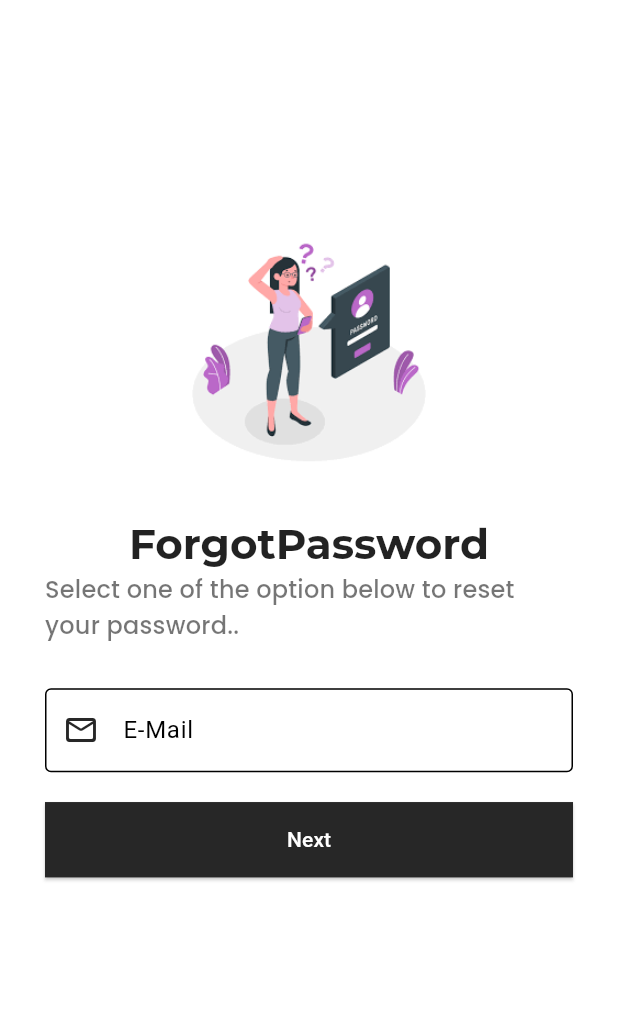
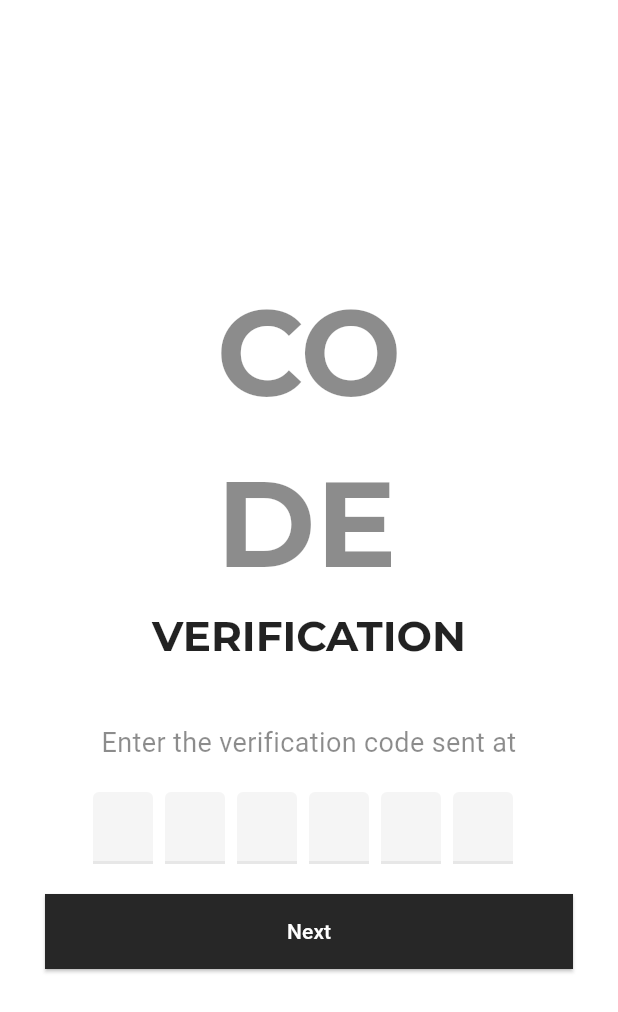
Before and after one commit to AhmedMBA6/flutter_registration_app, a Flutter app: the ForgotPasswordEmailScreen screen opened directly, after a tap on "Next", on a phone screen of 412 x 824 dp. Shown: the top 1012 px of the screen. Run offline on Flutter 3.47's test engine with Material 3 defaults, Android fonts, the phone set to English and light mode, and no system bars; drawn by our look-alikes of flutter_otp_text_field; our stand-ins replace get, google_fonts, liquid_swipe, smooth_page_indicator.

Commit message:
OTP Screen with flutter_otp_text_field

```diff
--- a/lib/src/constants/text_strings.dart
+++ b/lib/src/constants/text_strings.dart
@@ -51,3 +51,9 @@ const String tResetViaEmail = "Reset via E-mail Verification.";
 const String tResetViaPhone = "Reset via Phone Number Verification.";
 const String tForgotPhoneSubTitle = "Enter your registered phone number to receive OTP";
 const String tForgotEmailSubTitle = "Enter your registered email to receive OTP";
+
+
+// --OTP Screen Text --
+const String tOtpTitle = "CO\nDE";
+const String tOtpSubTitle = "Verification";
+const String tOtpMessage = "Enter the verification code sent at ";
--- a/lib/src/features/authentication/screens/forgot_password/forgot_password_email/forgot_password_mail.dart
+++ b/lib/src/features/authentication/screens/forgot_password/forgot_password_email/forgot_password_mail.dart
@@ -3,6 +3,8 @@ import 'package:flutter_registration_app/src/common_widgets/form/form_header_wid
 import 'package:flutter_registration_app/src/constants/image_strings.dart';
 import 'package:flutter_registration_app/src/constants/sizes.dart';
 import 'package:flutter_registration_app/src/constants/text_strings.dart';
+import 'package:flutter_registration_app/src/features/authentication/screens/forgot_password/forgot_password_otp/otp_screen.dart';
+import 'package:get/get.dart';
 
 class ForgotPasswordEmailScreen extends StatelessWidget {
   const ForgotPasswordEmailScreen({super.key});
@@ -45,7 +47,9 @@ class ForgotPasswordEmailScreen extends StatelessWidget {
                     SizedBox(
                         width: double.infinity,
                         child: ElevatedButton(
-                          onPressed: () {},
+                          onPressed: () {
+                            Get.to(() => OtpScreen());
+                          },
                           child: Text("Next"),
                         )),
                   ],
--- /dev/null
+++ b/lib/src/features/authentication/screens/forgot_password/forgot_password_otp/otp_screen.dart
@@ -0,0 +1,69 @@
+import 'package:flutter/material.dart';
+import 'package:flutter_otp_text_field/flutter_otp_text_field.dart';
+import 'package:flutter_registration_app/src/constants/colors.dart';
+import 'package:flutter_registration_app/src/constants/sizes.dart';
+import 'package:flutter_registration_app/src/constants/text_strings.dart';
+import 'package:google_fonts/google_fonts.dart';
+
+class OtpScreen extends StatelessWidget {
+  const OtpScreen({super.key});
+
+  @override
+  Widget build(BuildContext context) {
+    var mediaQuery = MediaQuery.of(context);
+    var brightness = mediaQuery.platformBrightness;
+    final isDarkMode = brightness == Brightness.dark;
+    return Scaffold(
+      backgroundColor: isDarkMode ? teamSecondaryColor : Colors.white,
+      body: Container(
+        padding: EdgeInsets.all(defaultSize),
+        child: Column(
+          mainAxisAlignment: MainAxisAlignment.center,
+          children: [
+            Text(
+              tOtpTitle,
+              style: GoogleFonts.montserrat(
+               // color: Colors.black87,
+                fontWeight: FontWeight.bold,
+                fontSize: 80.0,
+              ),
+            ),
+            Text(
+              tOtpSubTitle.toUpperCase(),
+              style: Theme.of(context).textTheme.headlineMedium,
+            ),
+            SizedBox(
+              height: 40.0,
+            ),
+            Text(
+              tOtpMessage,
+              textAlign: TextAlign.center,
+            ),
+            SizedBox(
+              height: 20.0,
+            ),
+            OtpTextField(
+              numberOfFields: 6,
+              cursorColor: Colors.white,
+              filled: true,
+              fillColor: Colors.grey.withOpacity(0.1),
+              onSubmit: (code) {
+                print("Otp is => $code");
+              },
+            ),
+            SizedBox(
+              height: 20.0,
+            ),
+            SizedBox(
+              width: double.infinity,
+              child: ElevatedButton(
+                onPressed: () {},
+                child: Text("Next"),
+              ),
+            )
+          ],
+        ),
+      ),
+    );
+  }
+}
--- a/pubspec.yaml
+++ b/pubspec.yaml
@@ -41,6 +41,7 @@ dependencies:
   get: ^4.6.6
   liquid_swipe: ^3.1.0
   smooth_page_indicator: ^1.2.0+3
+  flutter_otp_text_field: ^1.2.0
 
 
 dev_dependencies:
```
Also changed, not shown: pubspec.lock.
